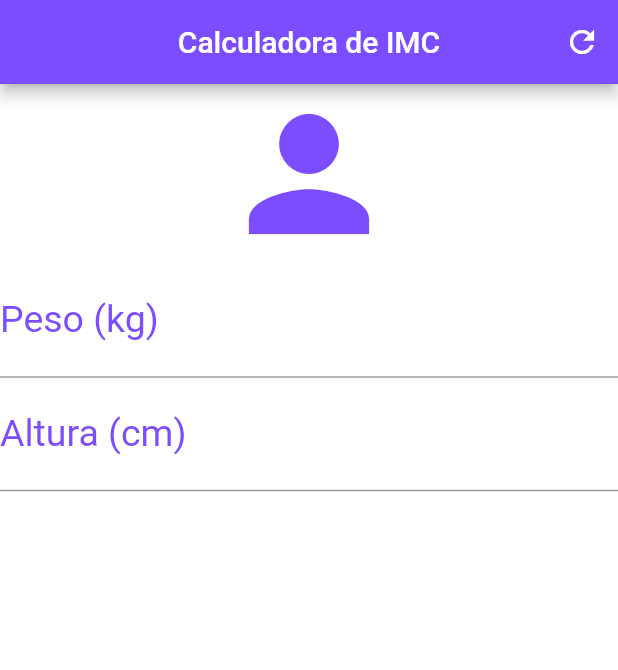
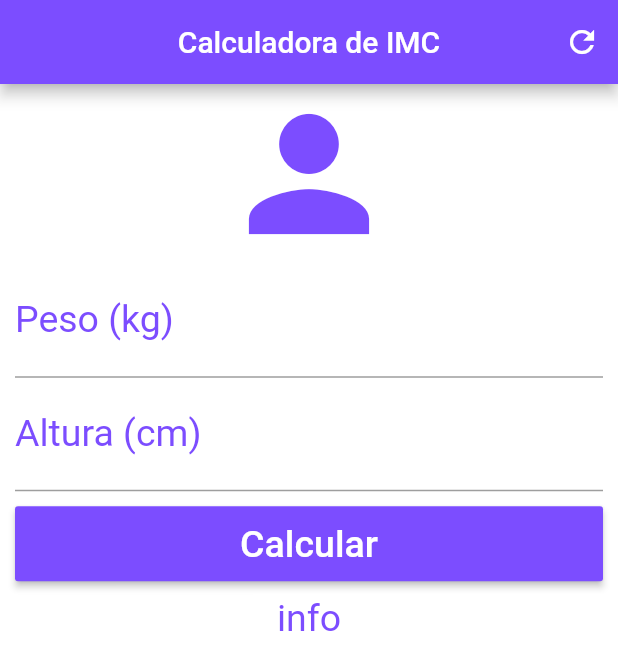
Before and after one commit to Nelsonmzs/calculadora_imc, a Flutter app: the screen it shows after launch, on a phone screen of 412 x 824 dp. Shown: the top 670 px of the screen. Run offline on Flutter 3.47's test engine with Material 2 defaults, Android fonts, the phone set to English and light mode, and no system bars.

Commit message:
- Configura botão calcular - Configura Scroll para exibir dados da tela quando o teclado estiver sendo utilizado

```diff
--- a/lib/main.dart
+++ b/lib/main.dart
@@ -27,7 +27,9 @@ class _HomeState extends State<Home> {
         ],
       ),
       backgroundColor: Colors.white,
-      body: Column(
+      body: SingleChildScrollView(
+        padding: EdgeInsets.fromLTRB(10.0, 0.0, 10.0, 0.0),
+        child: Column(
           crossAxisAlignment: CrossAxisAlignment.stretch,
           children: <Widget>[
             Icon(Icons.person, size: 120.0, color: Colors.deepPurpleAccent),
@@ -46,8 +48,25 @@ class _HomeState extends State<Home> {
                   labelStyle: TextStyle(color: Colors.deepPurpleAccent)),
               textAlign: TextAlign.center,
               style: TextStyle(color: Colors.deepPurpleAccent, fontSize: 25.0),
+            ),
+            Padding(
+              padding: EdgeInsets.only(top: 10.0, bottom: 10.0),
+              child: Container(
+                height: 50.0,
+                child:  RaisedButton(
+                  onPressed: () {},
+                  child: Text("Calcular",
+                      style: TextStyle(color: Colors.white, fontSize: 25.0)),
+                  color: Colors.deepPurpleAccent,
+                ),
+              ),
+            ),
+            Text("info",
+              textAlign: TextAlign.center,
+              style: TextStyle(color: Colors.deepPurpleAccent, fontSize: 25.0),
             )
           ],
+        ),
       ),
     );
   }
```
Lines whose indentation alone changed are shown as unchanged.
